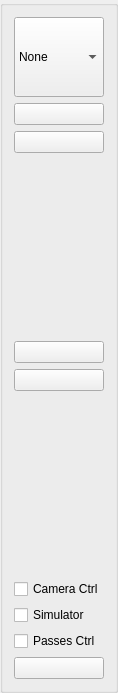
Old version of the form src/gui/GuidanceToolbar.ui in the repository eringerli/QtOpenGuidance.
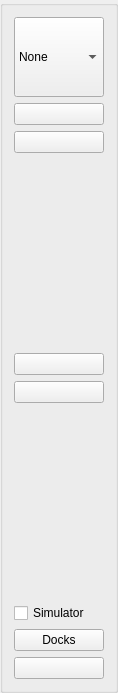
New version of the form. Icons and pictures are not drawn.

Commit message: Various improvements of the Docks, added a button to enable/disable docks

Patch:
```diff
--- a/src/gui/GuidanceToolbar.ui
+++ b/src/gui/GuidanceToolbar.ui
@@ -228,16 +228,6 @@
      </property>
     </spacer>
    </item>
-   <item>
-    <widget class="QCheckBox" name="cbCamera">
-     <property name="focusPolicy">
-      <enum>Qt::NoFocus</enum>
-     </property>
-     <property name="text">
-      <string>Camera Ctrl</string>
-     </property>
-    </widget>
-   </item>
    <item>
     <widget class="QCheckBox" name="cbSimulator">
      <property name="focusPolicy">
@@ -249,12 +239,12 @@
     </widget>
    </item>
    <item>
-    <widget class="QCheckBox" name="cbPasses">
+    <widget class="QPushButton" name="pbDocks">
      <property name="focusPolicy">
       <enum>Qt::NoFocus</enum>
      </property>
      <property name="text">
-      <string>Passes Ctrl</string>
+      <string>Docks</string>
      </property>
     </widget>
    </item>
```
The commit also changes 14 other files.
